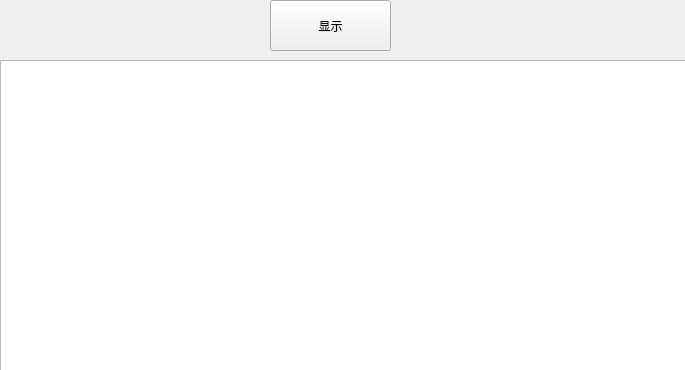
First picture: the form in mainrecorddb.ui, repository yaojiang375/TimeRecord5th, before the edit.
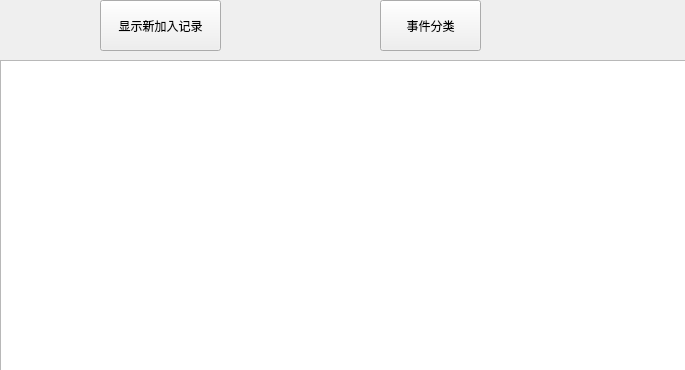
Second picture: the form after the edit.

What changed in the file:
```diff
--- a/mainrecorddb.ui
+++ b/mainrecorddb.ui
@@ -16,14 +16,14 @@
   <widget class="QPushButton" name="ShowButton">
    <property name="geometry">
     <rect>
-     <x>270</x>
+     <x>100</x>
      <y>0</y>
      <width>121</width>
      <height>51</height>
     </rect>
    </property>
    <property name="text">
-    <string>显示</string>
+    <string>显示新加入记录</string>
    </property>
   </widget>
   <widget class="QTreeView" name="treeView">
@@ -36,6 +36,19 @@
     </rect>
    </property>
   </widget>
+  <widget class="QPushButton" name="pushButton">
+   <property name="geometry">
+    <rect>
+     <x>380</x>
+     <y>0</y>
+     <width>101</width>
+     <height>51</height>
+    </rect>
+   </property>
+   <property name="text">
+    <string>事件分类</string>
+   </property>
+  </widget>
  </widget>
  <resources/>
  <connections/>
```
